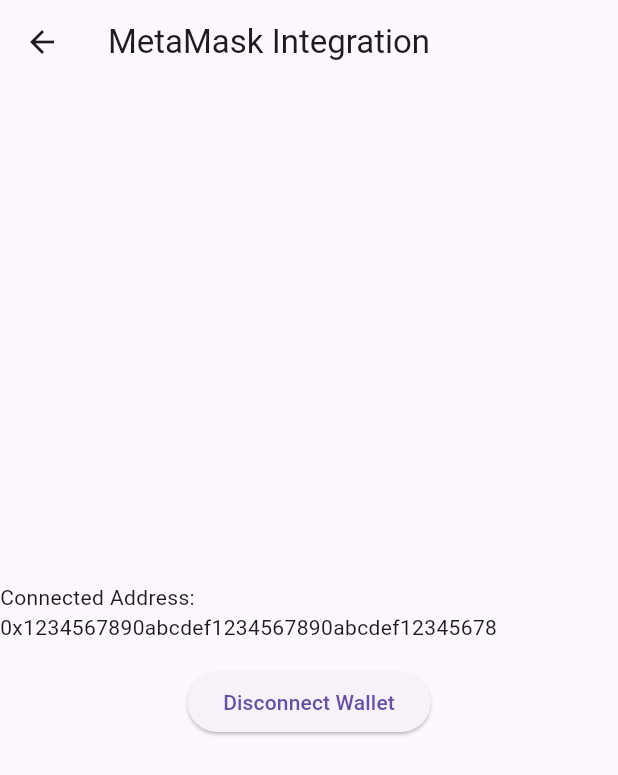
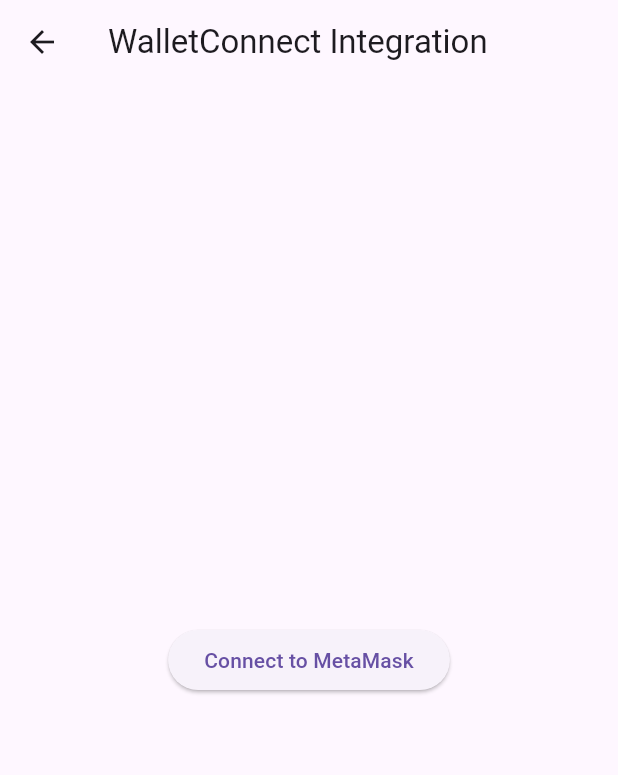
Before and after one commit to G1nnh/CondoApp, a Flutter app: the WalletScreen screen opened directly, after a tap on "Connect to MetaMask", on a phone screen of 412 x 824 dp. Shown: the top 775 px of the screen. Run offline on Flutter 3.47's test engine with Material 3 defaults, Android fonts, the phone set to English and light mode, and no system bars; missing offline and left inert: walletconnect_dart.

Commit message:
added wallet_screen.dart

```diff
--- a/lib/screens/wallet_screen.dart
+++ b/lib/screens/wallet_screen.dart
@@ -1,5 +1,5 @@
 import 'package:flutter/material.dart';
-import 'package:web3dart/web3dart.dart';
+import 'package:walletconnect_dart/walletconnect_dart.dart';
 import 'package:http/http.dart';
 
 class WalletScreen extends StatefulWidget {
@@ -8,42 +8,69 @@ class WalletScreen extends StatefulWidget {
 }
 
 class _WalletScreenState extends State<WalletScreen> {
-  late Web3Client _web3client;
+  final _formKey = GlobalKey<FormState>();
+  late WalletConnect connector;
   String currentAddress = "";
   bool isConnected = false;
-  final String rpcUrl =
-      "https://mainnet.infura.io/v3/YOUR_INFURA_PROJECT_ID"; // Replace with your Infura Project ID
+  String nickname = "";
 
   @override
   void initState() {
     super.initState();
-    _web3client = Web3Client(rpcUrl, Client());
+    connector = WalletConnect(
+      bridge: 'https://bridge.walletconnect.org',
+      clientMeta: PeerMeta(
+        name: 'Flutter App',
+        description: 'A MetaMask Flutter integration',
+        url: 'https://flutter.dev',
+        icons: ['https://flutter.dev/favicon.ico'],
+      ),
+    );
   }
 
-  Future<void> connectWallet() async {
-    // For demonstration purposes, we're just displaying a sample address.
-    // Actual connection with MetaMask will involve using WalletConnect or a browser extension.
+  void connectWallet() async {
+    if (!connector.connected) {
+      try {
+        final session = await connector.connect(
+          chainId: 1,
+          onDisplayUri: (uri) => print(uri),
+        );
         setState(() {
-      currentAddress = "0x1234567890abcdef1234567890abcdef12345678";
+          currentAddress = session.accounts[0];
           isConnected = true;
         });
+      } catch (e) {
+        print('Error: $e');
+      }
+    }
   }
 
   void disconnectWallet() {
+    connector.killSession();
     setState(() {
       currentAddress = "";
       isConnected = false;
     });
   }
 
+  void saveWalletInfo() {
+    if (_formKey.currentState!.validate()) {
+      _formKey.currentState!.save();
+      print('Nickname: $nickname');
+      // Save nickname and other info to a database or local storage
+    }
+  }
+
   @override
   Widget build(BuildContext context) {
     return Scaffold(
-      appBar: AppBar(title: Text('MetaMask Integration')),
+      appBar: AppBar(title: Text('WalletConnect Integration')),
       body: Center(
-        child: isConnected
+        child: Column(
+          mainAxisAlignment: MainAxisAlignment.center,
+          children: [
+            isConnected
                 ? Column(
-                mainAxisAlignment: MainAxisAlignment.center,
                     children: [
                       Text('Connected Address: $currentAddress'),
                       SizedBox(height: 16.0),
@@ -51,12 +78,42 @@ class _WalletScreenState extends State<WalletScreen> {
                         onPressed: disconnectWallet,
                         child: Text('Disconnect Wallet'),
                       ),
+                      SizedBox(height: 20.0),
+                      Form(
+                        key: _formKey,
+                        child: Padding(
+                          padding: const EdgeInsets.all(16.0),
+                          child: Column(
+                            children: [
+                              TextFormField(
+                                decoration: InputDecoration(labelText: 'Nickname'),
+                                validator: (value) {
+                                  if (value == null || value.isEmpty) {
+                                    return 'Please enter a nickname';
+                                  }
+                                  return null;
+                                },
+                                onSaved: (value) {
+                                  nickname = value ?? "";
+                                },
+                              ),
+                              SizedBox(height: 20.0),
+                              ElevatedButton(
+                                onPressed: saveWalletInfo,
+                                child: Text('Save Wallet Info'),
+                              ),
+                            ],
+                          ),
+                        ),
+                      ),
                     ],
                   )
                 : ElevatedButton(
                     onPressed: connectWallet,
                     child: Text('Connect to MetaMask'),
                   ),
+          ],
+        ),
       ),
     );
   }
--- a/pubspec.yaml
+++ b/pubspec.yaml
@@ -31,7 +31,10 @@ dependencies:
   flutter:
     sdk: flutter
   web3dart: ^2.3.0
+  #reown_walletkit: ^1.0.0
   http: ^1.2.2
+  url_launcher: ^6.1.7
+  walletconnect_dart: ^0.0.11
 
   # The following adds the Cupertino Icons font to your application.
   # Use with the CupertinoIcons class for iOS style icons.
```
Also changed, not shown: pubspec.lock. Lines whose indentation alone changed are shown as unchanged.
